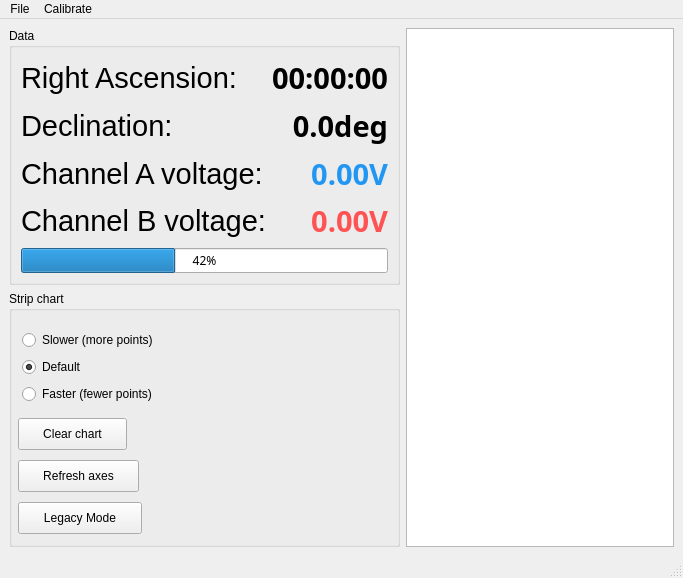
Old version of the form threepio/misc/layout.ui in the repository finnjames/verdant-shores.
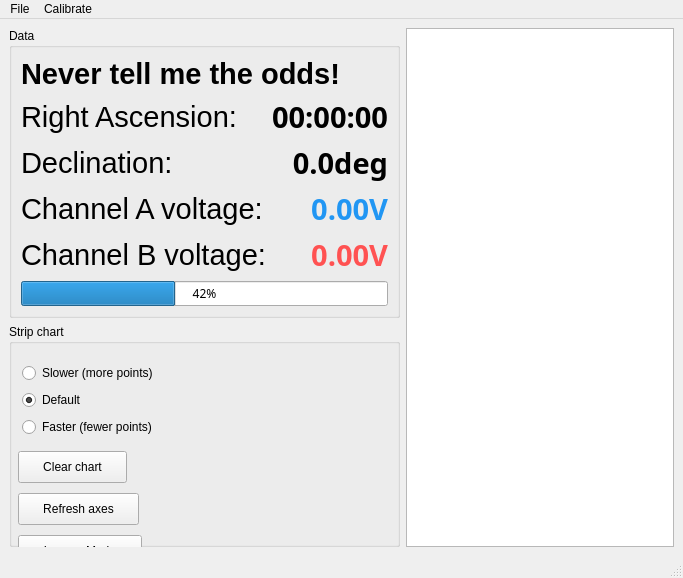
New version of the form. Custom widgets are drawn as their Qt base class.

```diff
--- a/threepio/misc/layout.ui
+++ b/threepio/misc/layout.ui
@@ -43,7 +43,31 @@
        <string>Data</string>
       </property>
       <layout class="QGridLayout" name="gridLayout_2">
-       <item row="4" column="0">
+       <item row="1" column="0">
+        <widget class="QLabel" name="ra_label">
+         <property name="font">
+          <font>
+           <pointsize>22</pointsize>
+          </font>
+         </property>
+         <property name="text">
+          <string>Right Ascension:</string>
+         </property>
+        </widget>
+       </item>
+       <item row="2" column="0">
+        <widget class="QLabel" name="dec_label">
+         <property name="font">
+          <font>
+           <pointsize>22</pointsize>
+          </font>
+         </property>
+         <property name="text">
+          <string>Declination:</string>
+         </property>
+        </widget>
+       </item>
+       <item row="5" column="0">
         <widget class="QLabel" name="channelB_label">
          <property name="font">
           <font>
@@ -55,7 +79,7 @@
          </property>
         </widget>
        </item>
-       <item row="2" column="0">
+       <item row="3" column="0">
         <widget class="QLabel" name="channelA_label">
          <property name="font">
           <font>
@@ -67,19 +91,7 @@
          </property>
         </widget>
        </item>
-       <item row="1" column="0">
-        <widget class="QLabel" name="dec_label">
-         <property name="font">
-          <font>
-           <pointsize>22</pointsize>
-          </font>
-         </property>
-         <property name="text">
-          <string>Declination:</string>
-         </property>
-        </widget>
-       </item>
-       <item row="1" column="1">
+       <item row="2" column="1">
         <widget class="QLabel" name="dec_value">
          <property name="font">
           <font>
@@ -102,7 +114,7 @@
          </property>
         </widget>
        </item>
-       <item row="2" column="1">
+       <item row="3" column="1">
         <widget class="QLabel" name="channelA_value">
          <property name="palette">
           <palette>
@@ -189,72 +201,8 @@
          </property>
         </widget>
        </item>
-       <item row="4" column="1">
-        <widget class="QLabel" name="channelB_value">
-         <property name="palette">
-          <palette>
-           <active>
-            <colorrole role="WindowText">
-             <brush brushstyle="SolidPattern">
-              <color alpha="255">
-               <red>255</red>
-               <green>82</green>
-               <blue>82</blue>
-              </color>
-             </brush>
-            </colorrole>
-            <colorrole role="Text">
-             <brush brushstyle="SolidPattern">
-              <color alpha="255">
-               <red>255</red>
-               <green>82</green>
-               <blue>82</blue>
-              </color>
-             </brush>
-            </colorrole>
-           </active>
-           <inactive>
-            <colorrole role="WindowText">
-             <brush brushstyle="SolidPattern">
-              <color alpha="255">
-               <red>255</red>
-               <green>82</green>
-               <blue>82</blue>
-              </color>
-             </brush>
-            </colorrole>
-            <colorrole role="Text">
-             <brush brushstyle="SolidPattern">
-              <color alpha="255">
-               <red>255</red>
-               <green>82</green>
-               <blue>82</blue>
-              </color>
-             </brush>
-            </colorrole>
-           </inactive>
-           <disabled>
-            <colorrole role="WindowText">
-             <brush brushstyle="SolidPattern">
-              <color alpha="255">
-               <red>127</red>
-               <green>127</green>
-               <blue>127</blue>
-              </color>
-             </brush>
-            </colorrole>
-            <colorrole role="Text">
-             <brush brushstyle="SolidPattern">
-              <color alpha="255">
-               <red>127</red>
-               <green>127</green>
-               <blue>127</blue>
-              </color>
-             </brush>
-            </colorrole>
-           </disabled>
-          </palette>
-         </property>
+       <item row="1" column="1">
+        <widget class="QLabel" name="ra_value">
          <property name="font">
           <font>
            <family>SF Mono</family>
@@ -266,7 +214,7 @@
           </font>
          </property>
          <property name="text">
-          <string>0.00V</string>
+          <string>00:00:00</string>
          </property>
          <property name="scaledContents">
           <bool>false</bool>
@@ -276,7 +224,7 @@
          </property>
         </widget>
        </item>
-       <item row="5" column="0" colspan="2">
+       <item row="6" column="0" colspan="2">
         <widget class="QProgressBar" name="progressBar">
          <property name="sizePolicy">
           <sizepolicy hsizetype="Preferred" vsizetype="Fixed">
@@ -300,8 +248,72 @@
          </property>
         </widget>
        </item>
-       <item row="0" column="1">
-        <widget class="QLabel" name="ra_value">
+       <item row="5" column="1">
+        <widget class="QLabel" name="channelB_value">
+         <property name="palette">
+          <palette>
+           <active>
+            <colorrole role="WindowText">
+             <brush brushstyle="SolidPattern">
+              <color alpha="255">
+               <red>255</red>
+               <green>82</green>
+               <blue>82</blue>
+              </color>
+             </brush>
+            </colorrole>
+            <colorrole role="Text">
+             <brush brushstyle="SolidPattern">
+              <color alpha="255">
+               <red>255</red>
+               <green>82</green>
+               <blue>82</blue>
+              </color>
+             </brush>
+            </colorrole>
+           </active>
+           <inactive>
+            <colorrole role="WindowText">
+             <brush brushstyle="SolidPattern">
+              <color alpha="255">
+               <red>255</red>
+               <green>82</green>
+               <blue>82</blue>
+              </color>
+             </brush>
+            </colorrole>
+            <colorrole role="Text">
+             <brush brushstyle="SolidPattern">
+              <color alpha="255">
+               <red>255</red>
+               <green>82</green>
+               <blue>82</blue>
+              </color>
+             </brush>
+            </colorrole>
+           </inactive>
+           <disabled>
+            <colorrole role="WindowText">
+             <brush brushstyle="SolidPattern">
+              <color alpha="255">
+               <red>127</red>
+               <green>127</green>
+               <blue>127</blue>
+              </color>
+             </brush>
+            </colorrole>
+            <colorrole role="Text">
+             <brush brushstyle="SolidPattern">
+              <color alpha="255">
+               <red>127</red>
+               <green>127</green>
+               <blue>127</blue>
+              </color>
+             </brush>
+            </colorrole>
+           </disabled>
+          </palette>
+         </property>
          <property name="font">
           <font>
            <family>SF Mono</family>
@@ -313,7 +325,7 @@
           </font>
          </property>
          <property name="text">
-          <string>00:00:00</string>
+          <string>0.00V</string>
          </property>
          <property name="scaledContents">
           <bool>false</bool>
@@ -323,15 +335,18 @@
          </property>
         </widget>
        </item>
-       <item row="0" column="0">
-        <widget class="QLabel" name="ra_label">
+       <item row="0" column="0" colspan="2">
+        <widget class="QLabel" name="message_label">
          <property name="font">
           <font>
            <pointsize>22</pointsize>
+           <weight>75</weight>
+           <bold>true</bold>
+           <kerning>true</kerning>
           </font>
          </property>
          <property name="text">
-          <string>Right Ascension:</string>
+          <string>Never tell me the odds!</string>
          </property>
         </widget>
        </item>
```
